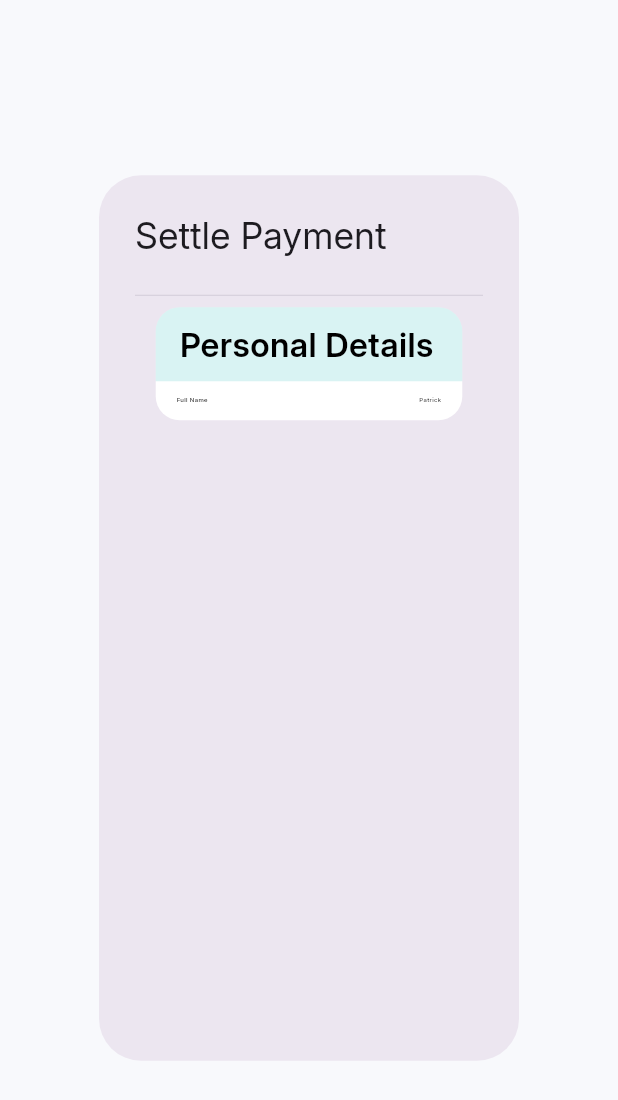
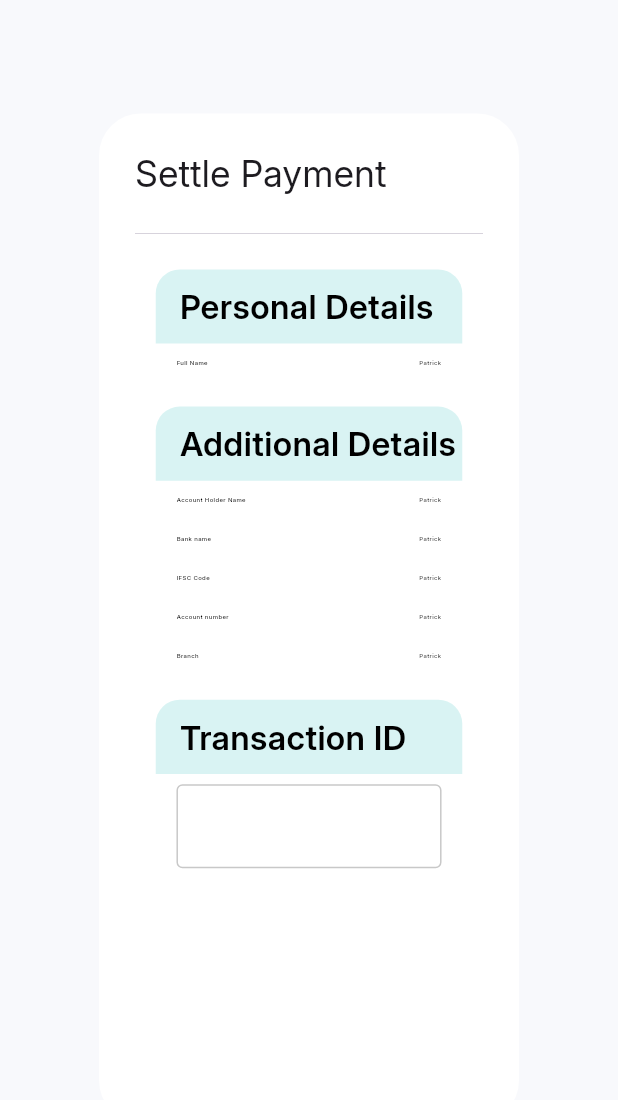
Before and after one commit to mohammadshahilsupportta/supportta_cards_sprint_2, a Flutter app: the SettlePayment widget shown alone on an empty page, opened directly, on a phone screen of 412 x 824 dp. Shown: the top 1100 px of the screen. Run offline on Flutter 3.47's test engine with Material 3 defaults, Android fonts, the phone set to English and light mode, and no system bars; our stand-ins replace auto_size_text, cached_network_image, connectivity_plus, country_code_picker, dio, dotted_border and 16 more; missing offline and left inert: file_saver, one_clock, window_size; accounts and stored records are empty; network calls fail.

Commit message:
added settle payment ui

```diff
--- a/lib/features/Referral_screen/view/refer_screen.dart
+++ b/lib/features/Referral_screen/view/refer_screen.dart
@@ -140,7 +140,7 @@ class _ReferScreenState extends State<ReferScreen> {
   @override
   Widget build(BuildContext context) {
     TextStyle headingTextStyle = context.inter60016.copyWith(
-      fontSize: 18.fSize,
+      fontSize: 17.fSize,
     );
     return Scaffold(
       body: SingleChildScrollView(
@@ -222,6 +222,7 @@ class _ReferScreenState extends State<ReferScreen> {
                           ),
                         ),
                         child: PaginatedDataTable(
+                          headingRowHeight: 60.h,
                           key: _tableKey,
                           dividerThickness: 0.6,
                           header: Row(
--- a/lib/features/Referral_screen/widgets/settle_payment.dart
+++ b/lib/features/Referral_screen/widgets/settle_payment.dart
@@ -1,6 +1,8 @@
 import 'package:flutter/material.dart';
+import 'package:taproot_admin/exporter/exporter.dart';
+import 'package:taproot_admin/features/Referral_screen/data/referral_settings_model.dart';
 import 'package:taproot_admin/features/user_data_update_screen/widgets/detail_row.dart';
-import 'package:taproot_admin/services/size_utils.dart';
+import 'package:taproot_admin/features/user_data_update_screen/widgets/textform_container.dart';
 import 'package:taproot_admin/widgets/common_product_container.dart';
 
 class SettlePayment extends StatefulWidget {
@@ -14,16 +16,36 @@ class _SettlePaymentState extends State<SettlePayment> {
   @override
   Widget build(BuildContext context) {
     return AlertDialog(
+      backgroundColor: CustomColors.textColorLight,
       title: Text('Settle Payment'),
       content: SizedBox(
-        height: SizeUtils.height * .6,
+        height: SizeUtils.height * .7,
         width: SizeUtils.width * .3,
         child: Column(
           children: [
             Divider(thickness: 0.5),
+            CustomGap.gapLarge,
             CommonProductContainer(
               title: 'Personal Details',
-              children: [DetailRow(label: 'Full Name', value: 'Patrick')],
+              children: [
+                DetailRow(label: 'Full Name', value: 'Patrick'),
+                CustomGap.gapLarge,
+              ],
+            ),
+            CommonProductContainer(
+              title: 'Additional Details',
+              children: [
+                DetailRow(label: 'Account Holder Name', value: 'Patrick'),
+                DetailRow(label: 'Bank name', value: 'Patrick'),
+                DetailRow(label: 'IFSC Code', value: 'Patrick'),
+                DetailRow(label: 'Account number', value: 'Patrick'),
+                DetailRow(label: 'Branch', value: 'Patrick'),
+                CustomGap.gapLarge,
+              ],
+            ),
+            CommonProductContainer(
+              title: 'Transaction ID',
+              children: [TextFormContainer(labelText: ''), CustomGap.gapLarge],
             ),
           ],
         ),
```
Also changed, not shown: lib/widgets/gradient_border_container.dart (+7 -2 lines).
